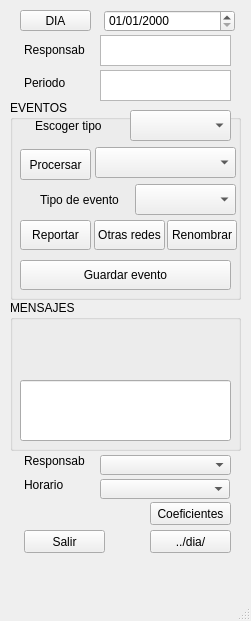
Above: src/ui/Proceso.ui from RedSismicaAustro/rsa_sismologia before the change. Below: the same form after it.
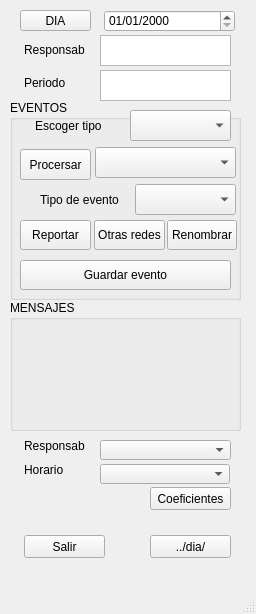
That is the form after the change.

```diff
--- a/src/ui/Proceso.ui
+++ b/src/ui/Proceso.ui
@@ -6,8 +6,8 @@
    <rect>
     <x>0</x>
     <y>0</y>
-    <width>251</width>
-    <height>621</height>
+    <width>256</width>
+    <height>614</height>
    </rect>
   </property>
   <property name="windowTitle">
@@ -168,7 +168,7 @@
     <property name="geometry">
      <rect>
       <x>24</x>
-      <y>530</y>
+      <y>535</y>
       <width>81</width>
       <height>23</height>
      </rect>
@@ -200,7 +200,7 @@
     <property name="geometry">
      <rect>
       <x>150</x>
-      <y>530</y>
+      <y>535</y>
       <width>81</width>
       <height>23</height>
      </rect>
@@ -215,16 +215,15 @@
     </property>
     <property name="geometry">
      <rect>
-      <x>6</x>
-      <y>681</y>
-      <width>231</width>
-      <height>21</height>
+      <x>20</x>
+      <y>511</y>
+      <width>211</width>
+      <height>20</height>
      </rect>
     </property>
     <property name="font">
      <font>
-      <family>Arial</family>
-      <pointsize>7</pointsize>
+      <pointsize>10</pointsize>
      </font>
     </property>
     <property name="text">
@@ -253,7 +252,7 @@
       <x>10</x>
       <y>300</y>
       <width>231</width>
-      <height>151</height>
+      <height>131</height>
      </rect>
     </property>
     <property name="title">
@@ -268,7 +267,7 @@
        <x>10</x>
        <y>15</y>
        <width>211</width>
-       <height>51</height>
+       <height>21</height>
       </rect>
      </property>
      <property name="font">
@@ -283,17 +282,28 @@
       <string/>
      </property>
     </widget>
-    <widget class="QLineEdit" name="lineEdit">
+    <widget class="QLabel" name="Lbl_submensajes">
+     <property name="enabled">
+      <bool>true</bool>
+     </property>
      <property name="geometry">
       <rect>
        <x>10</x>
-       <y>80</y>
+       <y>40</y>
        <width>211</width>
-       <height>61</height>
+       <height>81</height>
       </rect>
      </property>
-     <property name="alignment">
-      <set>Qt::AlignLeading|Qt::AlignLeft|Qt::AlignTop</set>
+     <property name="font">
+      <font>
+       <family>Arial</family>
+       <pointsize>10</pointsize>
+       <weight>75</weight>
+       <bold>true</bold>
+      </font>
+     </property>
+     <property name="text">
+      <string/>
      </property>
     </widget>
    </widget>
@@ -334,7 +344,7 @@
     <property name="geometry">
      <rect>
       <x>150</x>
-      <y>502</y>
+      <y>487</y>
       <width>81</width>
       <height>23</height>
      </rect>
@@ -347,7 +357,7 @@
     <property name="geometry">
      <rect>
       <x>24</x>
-      <y>452</y>
+      <y>437</y>
       <width>61</width>
       <height>18</height>
      </rect>
@@ -360,7 +370,7 @@
     <property name="geometry">
      <rect>
       <x>24</x>
-      <y>476</y>
+      <y>461</y>
       <width>60</width>
       <height>18</height>
      </rect>
@@ -373,7 +383,7 @@
     <property name="geometry">
      <rect>
       <x>100</x>
-      <y>479</y>
+      <y>464</y>
       <width>130</width>
       <height>20</height>
      </rect>
@@ -383,7 +393,7 @@
     <property name="geometry">
      <rect>
       <x>100</x>
-      <y>455</y>
+      <y>440</y>
       <width>131</width>
       <height>20</height>
      </rect>
```
Left out of the diff: 2 changed lines with no effect on the pictures.
